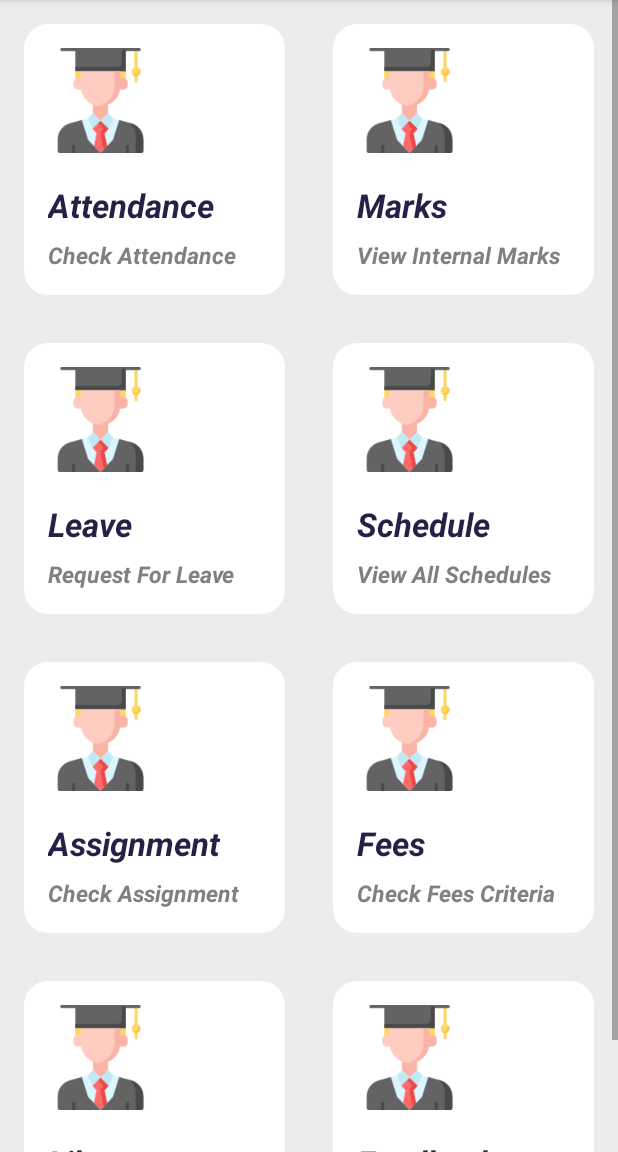
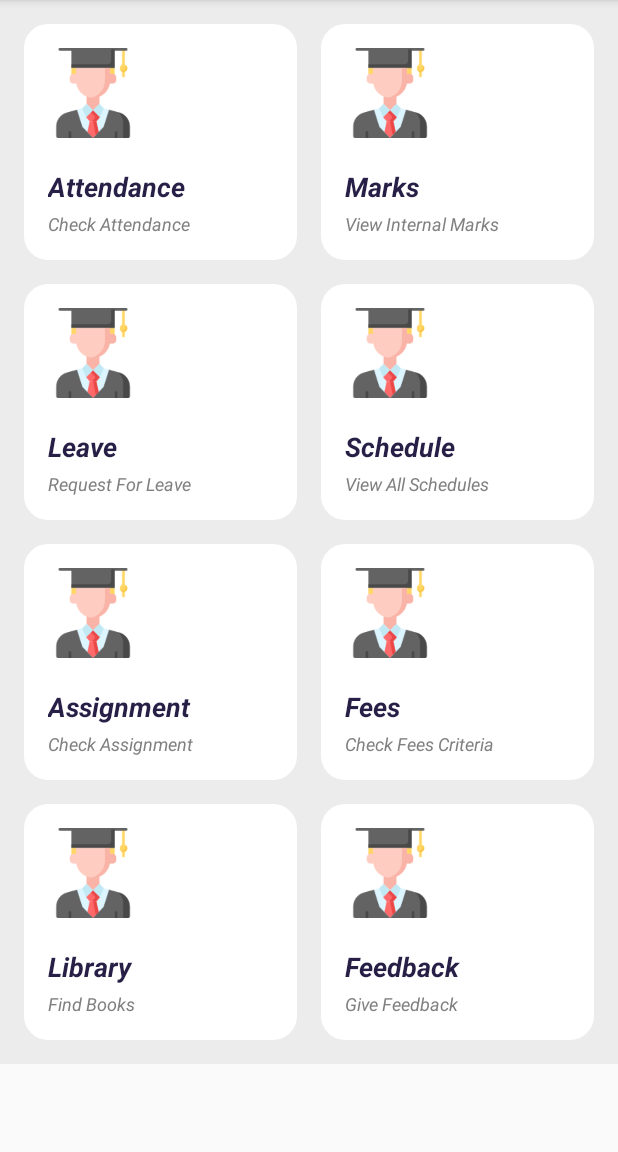
Before and after one commit to a4fsproject/a4fsandroidapp, an Android app: the Student_Home_Page screen opened directly, with no data from a screen before it, on a phone screen of 412 x 824 dp, the part 84-1236 px from its top. Run offline under Robolectric (Android 15) with nearby library versions, the phone set to English and light mode, and no system bars.

Commit message:
home page designs

```diff
--- a/app/src/main/AndroidManifest.xml
+++ b/app/src/main/AndroidManifest.xml
@@ -12,8 +12,9 @@
         android:supportsRtl="true"
         android:theme="@style/AppTheme"
         android:usesCleartextTraffic="true">
-        <activity android:name=".User_homepage"></activity>
-        <activity android:name=".Student_Home_Page"></activity>
+        <activity android:name=".Student_leave"></activity>
+        <activity android:name=".User_homepage" />
+        <activity android:name=".Student_Home_Page" />
         <activity android:name=".Verification" />
         <activity android:name=".ResetPassword" />
         <activity android:name=".ForgotPassword" />
--- a/app/src/main/res/layout/activity_student__home__page.xml
+++ b/app/src/main/res/layout/activity_student__home__page.xml
@@ -2,13 +2,12 @@
     xmlns:app="http://schemas.android.com/apk/res-auto"
     xmlns:tools="http://schemas.android.com/tools"
     android:layout_width="match_parent"
-    android:layout_height="match_parent">
+    android:layout_height="wrap_content"
+    android:background="#ececec">
 
-<LinearLayout xmlns:android="http://schemas.android.com/apk/res/android"
-    xmlns:app="http://schemas.android.com/apk/res-auto"
-    xmlns:tools="http://schemas.android.com/tools"
+<LinearLayout
     android:layout_width="match_parent"
-    android:layout_height="match_parent"
+    android:layout_height="wrap_content"
     tools:context=".User_Selection"
     android:orientation="vertical"
     android:gravity="left"
@@ -30,8 +29,8 @@
             android:background="@drawable/shape_corner_white">
 
             <ImageView
-                android:layout_width="70dp"
-                android:layout_height="70dp"
+                android:layout_width="60dp"
+                android:layout_height="60dp"
                 android:layout_gravity="left"
                 android:src="@drawable/student" />
 
@@ -41,7 +40,7 @@
                 android:gravity="left"
                 android:text="Attendance"
                 android:textColor="@color/colorBrown"
-                android:textSize="22sp"
+                android:textSize="18sp"
                 android:textStyle="bold|italic"
                 android:layout_marginTop="20dp"/>
 
@@ -51,9 +50,9 @@
                 android:gravity="left"
                 android:text="Check Attendance"
                 android:textColor="#808080"
-                android:textSize="15sp"
-                android:textStyle="bold|italic"
-                android:layout_marginTop="8dp"/>
+                android:textSize="12sp"
+                android:layout_marginTop="4dp"
+                android:textStyle="normal|italic" />
 
         </LinearLayout>
 
@@ -64,12 +63,13 @@
             android:layout_height="wrap_content"
             android:orientation="vertical"
             android:padding="16dp"
-            android:layout_margin="16dp"
+            android:layout_marginRight="16dp"
+            android:layout_marginTop="16dp"
             android:background="@drawable/shape_corner_white">
 
             <ImageView
-                android:layout_width="70dp"
-                android:layout_height="70dp"
+                android:layout_width="60dp"
+                android:layout_height="60dp"
                 android:layout_gravity="left"
                 android:src="@drawable/student" />
 
@@ -79,7 +79,7 @@
                 android:gravity="left"
                 android:text="Marks"
                 android:textColor="@color/colorBrown"
-                android:textSize="22sp"
+                android:textSize="18sp"
                 android:textStyle="bold|italic"
                 android:layout_marginTop="20dp"/>
 
@@ -89,9 +89,9 @@
                 android:gravity="left"
                 android:text="View Internal Marks"
                 android:textColor="#808080"
-                android:textSize="15sp"
-                android:textStyle="bold|italic"
-                android:layout_marginTop="8dp"/>
+                android:textSize="12sp"
+                android:textStyle="normal|italic"
+                android:layout_marginTop="4dp"/>
 
         </LinearLayout>
 
@@ -109,12 +109,14 @@
             android:layout_height="wrap_content"
             android:orientation="vertical"
             android:padding="16dp"
-            android:layout_margin="16dp"
+            android:layout_marginLeft="16dp"
+            android:layout_marginRight="16dp"
+            android:layout_marginBottom="16dp"
             android:background="@drawable/shape_corner_white">
 
             <ImageView
-                android:layout_width="70dp"
-                android:layout_height="70dp"
+                android:layout_width="60dp"
+                android:layout_height="60dp"
                 android:layout_gravity="left"
                 android:src="@drawable/student" />
 
@@ -124,7 +126,7 @@
                 android:gravity="left"
                 android:text="Leave"
                 android:textColor="@color/colorBrown"
-                android:textSize="22sp"
+                android:textSize="18sp"
                 android:textStyle="bold|italic"
                 android:layout_marginTop="20dp"/>
 
@@ -134,9 +136,9 @@
                 android:gravity="left"
                 android:text="Request For Leave"
                 android:textColor="#808080"
-                android:textSize="15sp"
-                android:textStyle="bold|italic"
-                android:layout_marginTop="8dp"/>
+                android:textSize="12sp"
+                android:textStyle="normal|italic"
+                android:layout_marginTop="4dp"/>
 
         </LinearLayout>
 
@@ -147,12 +149,12 @@
             android:layout_height="wrap_content"
             android:orientation="vertical"
             android:padding="16dp"
-            android:layout_margin="16dp"
+            android:layout_marginRight="16dp"
             android:background="@drawable/shape_corner_white">
 
             <ImageView
-                android:layout_width="70dp"
-                android:layout_height="70dp"
+                android:layout_width="60dp"
+                android:layout_height="60dp"
                 android:layout_gravity="left"
                 android:src="@drawable/student" />
 
@@ -162,7 +164,7 @@
                 android:gravity="left"
                 android:text="Schedule"
                 android:textColor="@color/colorBrown"
-                android:textSize="22sp"
+                android:textSize="18sp"
                 android:textStyle="bold|italic"
                 android:layout_marginTop="20dp"/>
 
@@ -172,9 +174,9 @@
                 android:gravity="left"
                 android:text="View All Schedules"
                 android:textColor="#808080"
-                android:textSize="15sp"
-                android:textStyle="bold|italic"
-                android:layout_marginTop="8dp"/>
+                android:textSize="12sp"
+                android:textStyle="normal|italic"
+                android:layout_marginTop="4dp"/>
 
         </LinearLayout>
 
@@ -192,12 +194,14 @@
             android:layout_height="wrap_content"
             android:orientation="vertical"
             android:padding="16dp"
-            android:layout_margin="16dp"
+            android:layout_marginLeft="16dp"
+            android:layout_marginRight="16dp"
+            android:layout_marginBottom="16dp"
             android:background="@drawable/shape_corner_white">
 
             <ImageView
-                android:layout_width="70dp"
-                android:layout_height="70dp"
+                android:layout_width="60dp"
+                android:layout_height="60dp"
                 android:layout_gravity="left"
                 android:src="@drawable/student" />
 
@@ -207,7 +211,7 @@
                 android:gravity="left"
                 android:text="Assignment"
                 android:textColor="@color/colorBrown"
-                android:textSize="22sp"
+                android:textSize="18sp"
                 android:textStyle="bold|italic"
                 android:layout_marginTop="20dp"/>
 
@@ -217,9 +221,9 @@
                 android:gravity="left"
                 android:text="Check Assignment"
                 android:textColor="#808080"
-                android:textSize="15sp"
-                android:textStyle="bold|italic"
-                android:layout_marginTop="8dp"/>
+                android:textSize="12sp"
+                android:textStyle="normal|italic"
+                android:layout_marginTop="4dp"/>
 
         </LinearLayout>
 
@@ -230,12 +234,12 @@
             android:layout_height="wrap_content"
             android:orientation="vertical"
             android:padding="16dp"
-            android:layout_margin="16dp"
+            android:layout_marginRight="16dp"
             android:background="@drawable/shape_corner_white">
 
             <ImageView
-                android:layout_width="70dp"
-                android:layout_height="70dp"
+                android:layout_width="60dp"
+                android:layout_height="60dp"
                 android:layout_gravity="left"
                 android:src="@drawable/student" />
 
@@ -245,7 +249,7 @@
                 android:gravity="left"
                 android:text="Fees"
                 android:textColor="@color/colorBrown"
-                android:textSize="22sp"
+                android:textSize="18sp"
                 android:textStyle="bold|italic"
                 android:layout_marginTop="20dp"/>
 
@@ -255,9 +259,9 @@
                 android:gravity="left"
                 android:text="Check Fees Criteria"
                 android:textColor="#808080"
-                android:textSize="15sp"
-                android:textStyle="bold|italic"
-                android:layout_marginTop="8dp"/>
+                android:textSize="12sp"
+                android:textStyle="normal|italic"
+                android:layout_marginTop="4dp"/>
 
         </LinearLayout>
 
@@ -275,12 +279,14 @@
             android:layout_height="wrap_content"
             android:orientation="vertical"
             android:padding="16dp"
-            android:layout_margin="16dp"
+            android:layout_marginLeft="16dp"
+            android:layout_marginRight="16dp"
+            android:layout_marginBottom="16dp"
             android:background="@drawable/shape_corner_white">
 
             <ImageView
-                android:layout_width="70dp"
-                android:layout_height="70dp"
+                android:layout_width="60dp"
+                android:layout_height="60dp"
                 android:layout_gravity="left"
                 android:src="@drawable/student" />
 
@@ -290,7 +296,7 @@
                 android:gravity="left"
                 android:text="Library"
                 android:textColor="@color/colorBrown"
-                android:textSize="22sp"
+                android:textSize="18sp"
                 android:textStyle="bold|italic"
                 android:layout_marginTop="20dp"/>
 
@@ -300,9 +306,9 @@
                 android:gravity="left"
                 android:text="Find Books"
                 android:textColor="#808080"
-                android:textSize="15sp"
-                android:textStyle="bold|italic"
-                android:layout_marginTop="8dp"/>
+                android:textSize="12sp"
+                android:textStyle="normal|italic"
+                android:layout_marginTop="4dp"/>
 
         </LinearLayout>
 
@@ -313,12 +319,12 @@
             android:layout_height="wrap_content"
             android:orientation="vertical"
             android:padding="16dp"
-            android:layout_margin="16dp"
+            android:layout_marginRight="16dp"
             android:background="@drawable/shape_corner_white">
 
             <ImageView
-                android:layout_width="70dp"
-                android:layout_height="70dp"
+                android:layout_width="60dp"
+                android:layout_height="60dp"
                 android:layout_gravity="left"
                 android:src="@drawable/student" />
 
@@ -328,7 +334,7 @@
                 android:gravity="left"
                 android:text="Feedback"
                 android:textColor="@color/colorBrown"
-                android:textSize="22sp"
+                android:textSize="18sp"
                 android:textStyle="bold|italic"
                 android:layout_marginTop="20dp"/>
 
@@ -338,9 +344,9 @@
                 android:gravity="left"
                 android:text="Give Feedback"
                 android:textColor="#808080"
-                android:textSize="15sp"
-                android:textStyle="bold|italic"
-                android:layout_marginTop="8dp"/>
+                android:textSize="12sp"
+                android:textStyle="normal|italic"
+                android:layout_marginTop="4dp"/>
 
         </LinearLayout>
 
```
Also changed, not shown: app/src/main/java/com/example/myapplication/Student_leave.java (added, +14 -0 lines), app/src/main/res/layout/activity_student_leave.xml (added, +111 -0 lines), app/src/main/res/drawable/upload.png (added).
